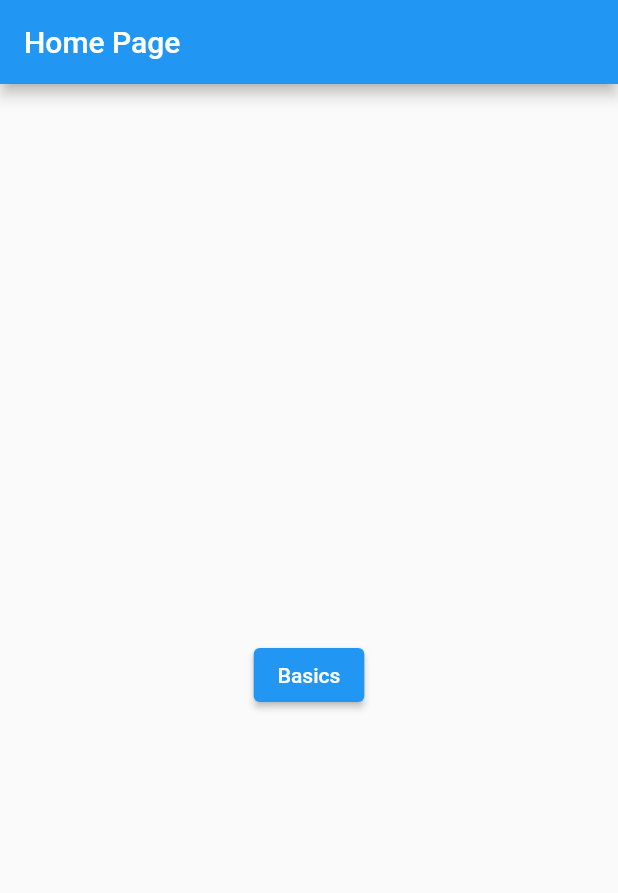
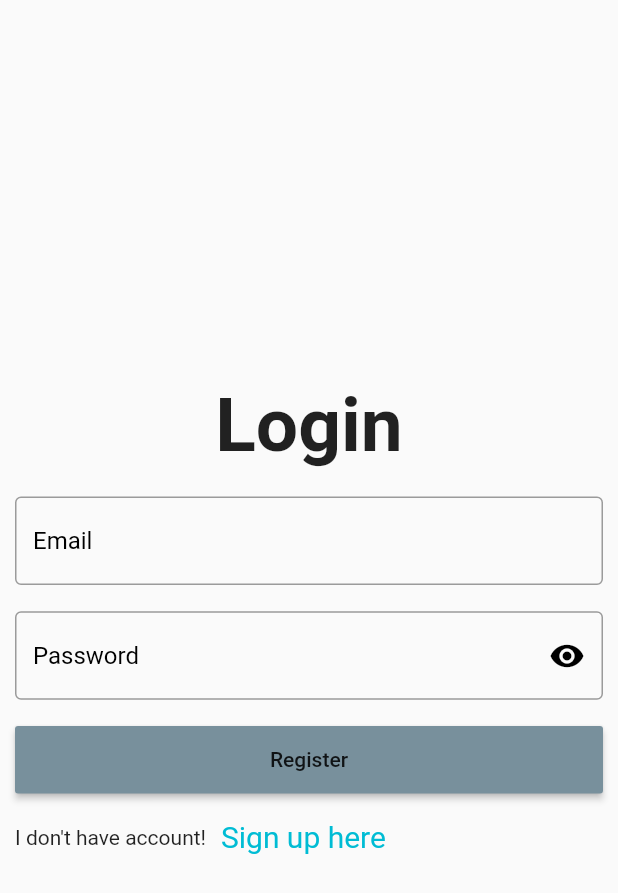
Before and after one commit to thanhhaii/DevFestHCMC2021, a Flutter app: the screen it shows after launch, on a phone screen of 412 x 824 dp. Shown: the top 893 px of the screen. Run offline on Flutter 3.47's test engine with Material 2 defaults, Android fonts, the phone set to English and light mode, and no system bars; our stand-ins replace cloud_firestore, firebase_auth, firebase_core, table_calendar; missing offline and left inert: dart:ffi; accounts and stored records are empty.

```diff
--- /dev/null
+++ b/lib/common/validate.dart
@@ -0,0 +1,8 @@
+class Validate{
+  static String emailValidate = r'/^(([^<>()[\]\.,;:\s@\"]+(\.[^<>()[\]\.,;:\s@\"]+)*)|(\".+\"))@(([^<>()[\]\.,;:\s@\"]+\.)+[^<>()[\]\.,;:\s@\"]{2,})$/i';
+  static bool checkValidate(String regStr,inputStr){
+    // RegExp regExp = RegExp(regStr);
+    // return regExp.hasMatch(inputStr);
+    return true;
+  }
+}
--- a/lib/main.dart
+++ b/lib/main.dart
@@ -1,6 +1,13 @@
+import 'package:final_project_devfest/provider/savemoney_provider.dart';
+import 'package:final_project_devfest/screen/authentication/login_screen.dart';
+import 'package:firebase_auth/firebase_auth.dart';
+import 'package:firebase_core/firebase_core.dart';
 import 'package:flutter/material.dart';
 import 'package:final_project_devfest/screen/home/home_screen.dart';
-void main() {
+import 'package:provider/provider.dart';
+void main() async {
+  WidgetsFlutterBinding.ensureInitialized();
+  await Firebase.initializeApp();
   runApp(const MyApp());
 }
 
@@ -8,13 +15,30 @@ class MyApp extends StatelessWidget {
   const MyApp({Key? key}) : super(key: key);
   @override
   Widget build(BuildContext context) {
-    return MaterialApp(
-      title: 'Money Save',
-      theme: ThemeData(
-
-        primarySwatch: Colors.blue,
-      ),
-      home: HomePage(),
-    );
+    return
+      MultiProvider(
+        providers: [
+          ChangeNotifierProvider<SaveMoneyProvider>(
+            create: (context) => SaveMoneyProvider(),
+          ),
+        ],
+        child: MaterialApp(
+          theme: ThemeData(
+            primaryColor: Color(0xff746bc9),
+            iconTheme: IconThemeData(color: Colors.black),
+          ),
+          debugShowCheckedModeBanner: false,
+          home: StreamBuilder(
+            stream: FirebaseAuth.instance.authStateChanges(),
+            builder: (context, snapshot) {
+              if (snapshot.hasData) {
+                return HomePage();
+              } else {
+                return Login();
+              }
+            },
+          ),
+        ),
+      );
   }
 }
--- /dev/null
+++ b/lib/model/moneysave.dart
@@ -0,0 +1,12 @@
+import 'dart:collection';
+
+class MoneySave {
+  final String title;
+  final double money;
+  final bool isPay;
+  final DateTime date;
+  final String userUID;
+
+  MoneySave(this.title, this.money, this.isPay, this.date, this.userUID);
+
+}
--- /dev/null
+++ b/lib/screen/authentication/login_screen.dart
@@ -0,0 +1,112 @@
+import 'package:final_project_devfest/common/validate.dart';
+import 'package:final_project_devfest/screen/authentication/signup_screen.dart';
+import 'package:flutter/cupertino.dart';
+import 'package:flutter/material.dart';
+
+class Login extends StatefulWidget{
+  const Login({Key? key}) : super(key: key);
+
+  @override
+  _LoginState createState() => _LoginState();
+}
+final GlobalKey<FormState> _formKey= GlobalKey<FormState>();
+bool obserText =true;
+class _LoginState extends State<Login>{
+  @override
+  Widget build(BuildContext context){
+    return Scaffold(
+        body: Form(
+          key: _formKey,
+          child: Container(
+            margin: const EdgeInsets.symmetric(horizontal: 10),
+            child: Column(
+              mainAxisAlignment: MainAxisAlignment.center,
+              children: <Widget> [
+                Container(
+                  height: 350,
+                  width: double.infinity,
+                  child: Column(
+                    mainAxisAlignment: MainAxisAlignment.spaceEvenly,
+                    children: <Widget>[
+                      const Text("Login",style: TextStyle(
+                          fontSize: 50,
+                          fontWeight: FontWeight.bold
+                      )),
+                      TextFormField(
+                        validator: (value){
+                          if(value == ""){
+                            return "Please fill email";
+                          }else if(!Validate.checkValidate(Validate.emailValidate, value)){
+                            return "Email is invalid";
+                          }
+                        },
+                        decoration: const InputDecoration(
+                            border: OutlineInputBorder(),
+                            hintText:"Email",
+                            hintStyle: TextStyle(
+                              color: Colors.black,
+                            )
+                        ),
+                      ),
+                      TextFormField(
+                        obscureText: obserText,
+                        validator: (value){
+                          if(value!.length<8){
+                            return "Password is too short";
+                          }
+                        },
+                        decoration: InputDecoration(
+                          border: const OutlineInputBorder(),
+                          hintText: "Password",
+                          hintStyle: const TextStyle(
+                              color: Colors.black
+                          ),
+                          suffixIcon: GestureDetector(
+                            onTap: (){
+                              setState((){
+                                obserText = !obserText;
+                              });
+                            },
+                            child: Icon(
+                              obserText == true? Icons.visibility : Icons.visibility_off,
+                              color: Colors.black,
+                            ),
+                          ),
+                        ),
+                      ),
+                      Container(
+                          height: 45,
+                          width: double.infinity,
+                          child: RaisedButton(
+                              child: const Text("Register"),color: Colors.blueGrey[400],onPressed: (){
+                          })
+                      ),
+                      Row(
+                        children: [
+                          Text("I don't have account!"),
+                          SizedBox(width: 10),
+                          GestureDetector(
+                            onTap: (){
+                              Navigator.of(context).pushReplacement(
+                                  MaterialPageRoute(
+                                      builder: (ctx)=>const SignUp()
+                                  )
+                              );
+                            },
+                            child: Text("Sign up here",style: TextStyle(
+                                color: Colors.cyan,
+                                fontSize: 20
+                            ),),
+                          )
+                        ],
+                      )
+                    ],
+                  ),
+                )
+              ],
+            ),
+          ),
+        )
+    );
+  }
+}
--- a/lib/screen/home/home_screen.dart
+++ b/lib/screen/home/home_screen.dart
@@ -15,53 +15,7 @@ class _HomePageState extends State<HomePage>{
       appBar: AppBar(
         title: Text('Home Page'),
       ),
-      body: Center(
-        child: Column(
-          mainAxisAlignment: MainAxisAlignment.center,
-          children: [
-            const SizedBox(height: 20.0),
-            ElevatedButton(
-              child: Text('Basics'),
-              onPressed: () => Navigator.push(
-                context,
-                MaterialPageRoute(builder: (_) => TableBasic()),
-              ),
-            ),
-            // const SizedBox(height: 12.0),
-            // ElevatedButton(
-            //   child: Text('Range Selection'),
-            //   onPressed: () => Navigator.push(
-            //     context,
-            //     MaterialPageRoute(builder: (_) => TableRangeExample()),
-            //   ),
-            // ),
-            // const SizedBox(height: 12.0),
-            // ElevatedButton(
-            //   child: Text('Events'),
-            //   onPressed: () => Navigator.push(
-            //     context,
-            //     MaterialPageRoute(builder: (_) => TableEventsExample()),
-            //   ),
-            // ),
-            // const SizedBox(height: 12.0),
-            // ElevatedButton(
-            //   child: Text('Multiple Selection'),
-            //   onPressed: () => Navigator.push(
-            //     context,
-            //     MaterialPageRoute(builder: (_) => TableMultiExample()),
-            //   ),
-            // ),
-            // const SizedBox(height: 12.0),
-            // ElevatedButton(
-            //   child: Text('Complex'),
-            //   onPressed: () => Navigator.push(
-            //     context,
-            //     MaterialPageRoute(builder: (_) => TableComplexExample()),
-            //   ),
-            // ),
-            // const SizedBox(height: 20.0),
-          ],
-        ),
+      body: TableBasic(
       ),
     );
   }
--- a/pubspec.yaml
+++ b/pubspec.yaml
@@ -13,7 +13,11 @@ dependencies:
   provider: ^6.0.0
 
   cupertino_icons: ^1.0.2
+  cloud_firestore: ^3.1.0
+  firebase_auth: ^3.2.0
+  firebase_core: ^1.10.0
   table_calendar: ^3.0.3
+  firebase: ^9.0.2
 dev_dependencies:
   flutter_test:
     sdk: flutter
```
Also changed, not shown: lib/common/utils.dart (+7 -7 lines), lib/provider/savemoney_provider.dart (added, +45 -0 lines), lib/screen/authentication/signup_screen.dart (added, +165 -0 lines), lib/screen/home/components/table_basic.dart (+116 -26 lines), pubspec.lock, 5 other files.
